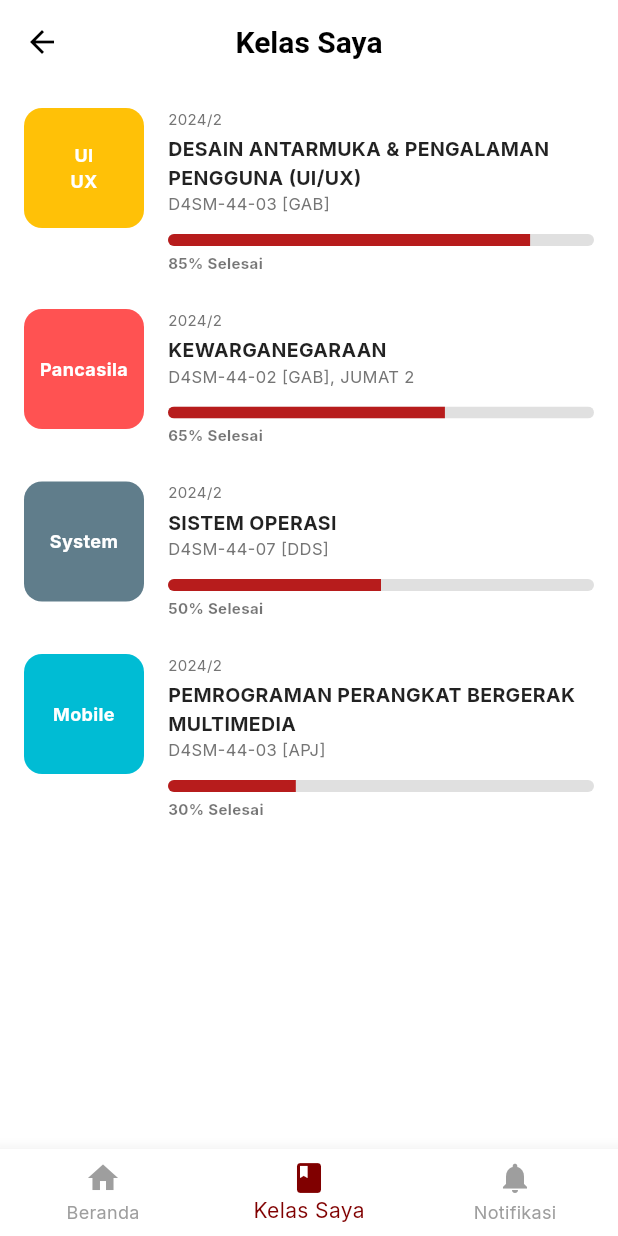
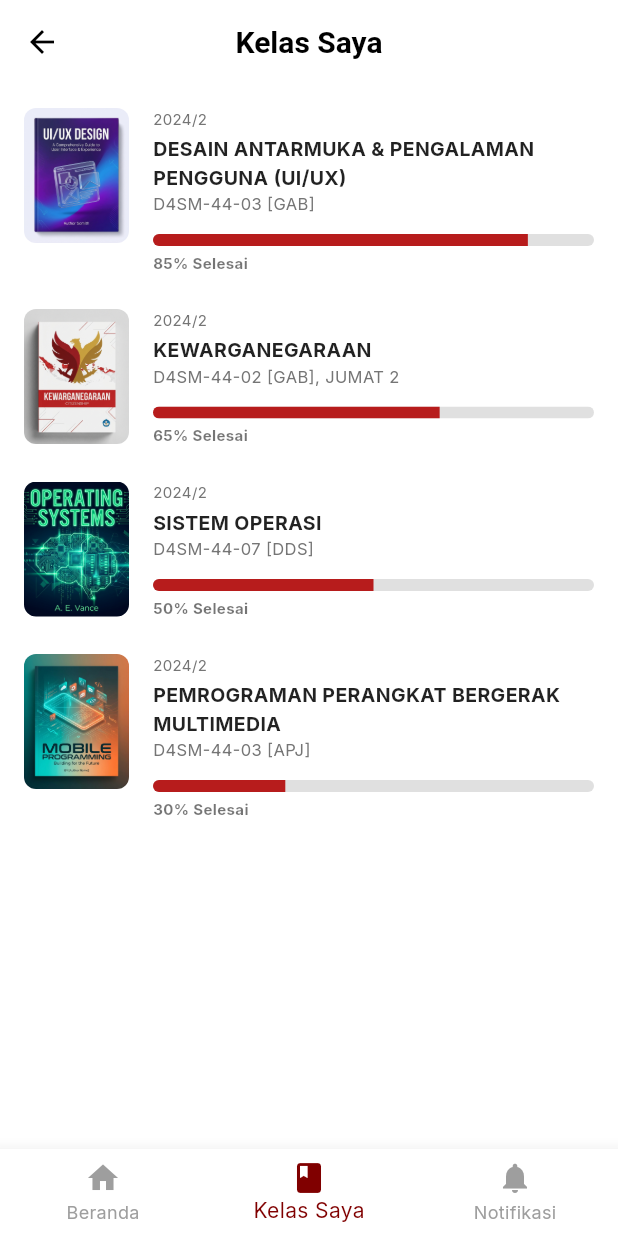
Before and after one commit to andikasanjaya9157364-alt/Sistem-Manajemen-Pembelajaran-Aplikasi-1, a Flutter app: the screen it shows after launch, after a tap on "Masuk", after a tap on "Lihat Semua", on a phone screen of 412 x 824 dp. Run offline on Flutter 3.47's test engine with Material 3 defaults, Android fonts, the phone set to English and light mode, and no system bars; our stand-ins replace google_fonts.

Commit message:
menambahan image dan perubahan di fil login dan my_courses_screen.dart

```diff
--- a/lib/screens/login_screen.dart
+++ b/lib/screens/login_screen.dart
@@ -29,7 +29,7 @@ class _LoginScreenState extends State<LoginScreen> {
   @override
   Widget build(BuildContext context) {
     // Header height
-    const double headerHeight = 280;
+    const double headerHeight = 240;
     const double logoSize = 100;
 
     return Scaffold(
@@ -52,6 +52,7 @@ class _LoginScreenState extends State<LoginScreen> {
                       child: Image.asset(
                         'assets/images/header_gku.png',
                         fit: BoxFit.cover,
+                        alignment: Alignment.topCenter,
                       ),
                     ),
                   ),
--- a/lib/screens/my_courses_screen.dart
+++ b/lib/screens/my_courses_screen.dart
@@ -9,29 +9,25 @@ class MyCoursesScreen extends StatelessWidget {
       'title': 'DESAIN ANTARMUKA & PENGALAMAN PENGGUNA (UI/UX)',
       'code': 'D4SM-44-03 [GAB]',
       'progress': 0.85,
-      'color': Colors.amber,
-      'icon': 'UI\nUX'
+      'image': 'assets/images/book_ui_ux.png',
     },
     {
       'title': 'KEWARGANEGARAAN',
       'code': 'D4SM-44-02 [GAB], JUMAT 2',
       'progress': 0.65,
-      'color': Colors.redAccent,
-      'icon': 'Pancasila'
+      'image': 'assets/images/book_civics.png',
     },
     {
       'title': 'SISTEM OPERASI',
       'code': 'D4SM-44-07 [DDS]',
       'progress': 0.50,
-      'color': Colors.blueGrey,
-      'icon': 'System'
+      'image': 'assets/images/book_os.png',
     },
     {
       'title': 'PEMROGRAMAN PERANGKAT BERGERAK MULTIMEDIA',
       'code': 'D4SM-44-03 [APJ]',
       'progress': 0.30,
-      'color': Colors.cyan,
-      'icon': 'Mobile'
+      'image': 'assets/images/book_mobile_dev.png',
     },
   ];
 
@@ -43,10 +39,7 @@ class MyCoursesScreen extends StatelessWidget {
         leading: IconButton(
           icon: const Icon(Icons.arrow_back, color: Colors.black),
           onPressed: () {
-             // In a real app with navigation stack, this would look different.
-             // Since this is a tab, maybe it shouldn't have a back button,
-             // but the design shows one. We'll leave it but maybe it switches tab?
-             // For now, let's just keep it visual.
+             // Navigation logic
           },
         ),
         title: const Text('Kelas Saya', style: TextStyle(fontWeight: FontWeight.bold, color: Colors.black)),
@@ -64,23 +57,14 @@ class MyCoursesScreen extends StatelessWidget {
             child: Row(
               crossAxisAlignment: CrossAxisAlignment.start,
               children: [
-                // 1. Thumbnail (Placeholder)
-                Container(
-                  width: 80,
-                  height: 80,
-                  decoration: BoxDecoration(
-                    color: course['color'],
-                    borderRadius: BorderRadius.circular(12),
-                  ),
-                  alignment: Alignment.center,
-                  child: Text(
-                    course['icon'],
-                    textAlign: TextAlign.center,
-                    style: const TextStyle(
-                      color: Colors.white,
-                      fontWeight: FontWeight.bold,
-                      fontSize: 12
-                    ),
+                // 1. Thumbnail Information
+                ClipRRect(
+                  borderRadius: BorderRadius.circular(8),
+                  child: Image.asset(
+                    course['image'],
+                    width: 70, // Slightly smaller to match book ratio usually
+                    height: 90,
+                    fit: BoxFit.cover,
                   ),
                 ),
                 const SizedBox(width: 16),
@@ -91,7 +75,7 @@ class MyCoursesScreen extends StatelessWidget {
                     crossAxisAlignment: CrossAxisAlignment.start,
                     children: [
                       Text(
-                        '2024/2', // Hardcoded semester based on reference
+                        '2024/2',
                         style: TextStyle(fontSize: 10, color: Colors.grey[600]),
                       ),
                       const SizedBox(height: 4),
```
Also changed, not shown: assets/images/book_civics.png (added), assets/images/book_mobile_dev.png (added), assets/images/book_os.png (added), assets/images/book_ui_ux.png (added), assets/images/header_gku.png, assets/images/logo_smk_assalam.png.
